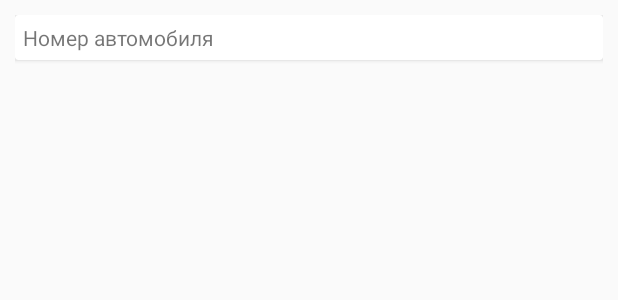
After one commit to NextStalker/BBAutoAndroid, an Android app: the layout view_car_item.xml on its own in the app's theme, with its tools: preview values and no code run, on a phone screen of 412 x 824 dp. The commit adds this screen. Shown: the top 300 px of the screen. Run offline under Robolectric (Android 15) with nearby library versions, the phone set to English and light mode, and no system bars.

Commit message:
second commit

```diff
--- /dev/null
+++ b/app/src/main/res/layout/view_car_item.xml
@@ -0,0 +1,28 @@
+<?xml version="1.0" encoding="utf-8"?>
+<LinearLayout
+    xmlns:android="http://schemas.android.com/apk/res/android"
+    android:orientation="vertical"
+    android:layout_width="match_parent"
+    android:layout_height="match_parent"
+    android:padding="10dp">
+
+    <android.support.v7.widget.CardView
+        android:id="@+id/cv"
+        android:layout_width="match_parent"
+        android:layout_height="wrap_content"
+        android:background="@android:color/white">
+
+        <LinearLayout
+            android:layout_width="match_parent"
+            android:layout_height="wrap_content">
+
+            <TextView
+                android:id="@+id/car_number"
+                android:layout_width="match_parent"
+                android:layout_height="wrap_content"
+                android:padding="5dp"
+                android:text="Номер автомобиля" />
+        </LinearLayout>
+    </android.support.v7.widget.CardView>
+
+</LinearLayout>
```
Also changed, not shown: app/src/main/res/layout/activity_main.xml (+16 -11 lines), app/src/main/res/layout/fragment_car_list.xml (added, +14 -0 lines).
